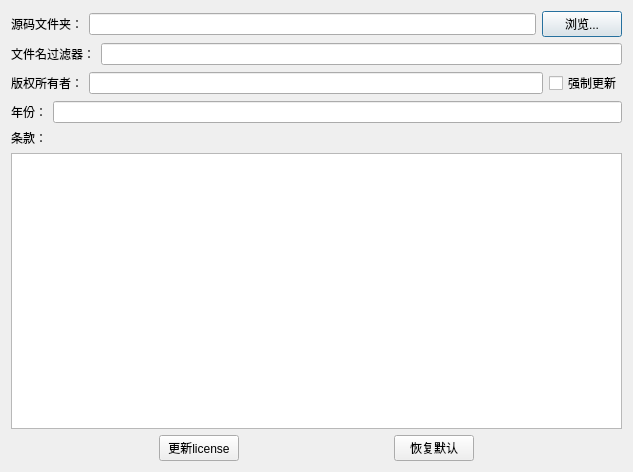
Old version of the form dialog.ui in the repository popkc/addlicense.
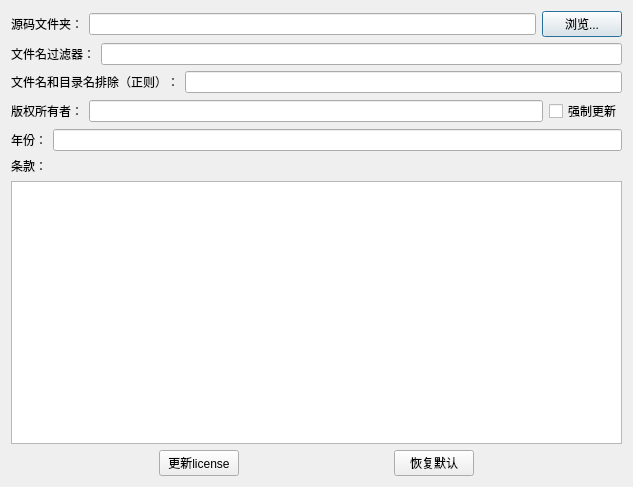
New version of the form.

Commit message: 加入正则排除功能。更新版权年份。

Diff of the .ui file:
```diff
--- a/dialog.ui
+++ b/dialog.ui
@@ -7,7 +7,7 @@
     <x>0</x>
     <y>0</y>
     <width>633</width>
-    <height>472</height>
+    <height>487</height>
    </rect>
   </property>
   <property name="windowTitle">
@@ -49,6 +49,20 @@
      </item>
     </layout>
    </item>
+   <item>
+    <layout class="QHBoxLayout" name="horizontalLayout_6">
+     <item>
+      <widget class="QLabel" name="label_6">
+       <property name="text">
+        <string>文件名和目录名排除（正则）：</string>
+       </property>
+      </widget>
+     </item>
+     <item>
+      <widget class="QLineEdit" name="lineEditExcept"/>
+     </item>
+    </layout>
+   </item>
    <item>
     <layout class="QHBoxLayout" name="horizontalLayout_3">
      <item>
```
The commit also changes 4 other files.
